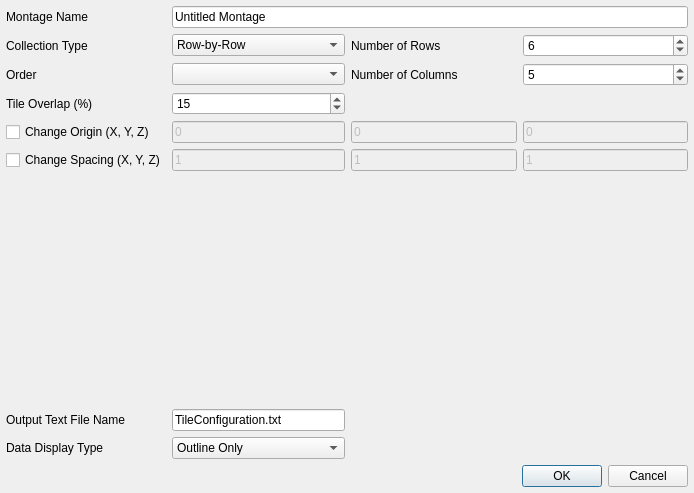
Qt form SIMPLVtkLib/Dialogs/UI_Files/ImportGenericMontageDialog.ui (tplatt77/SIMPLVtkLib) before a commit.
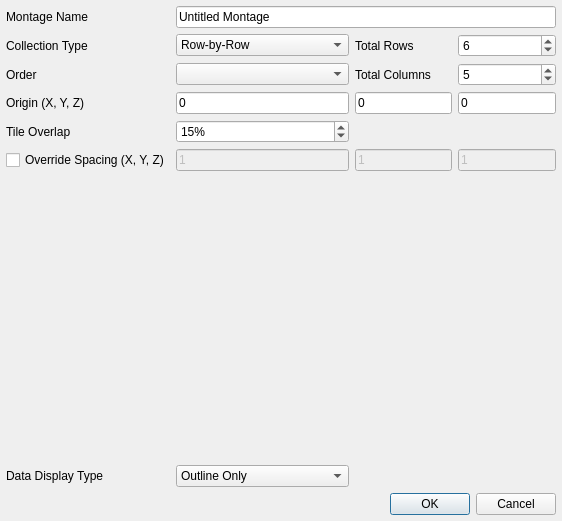
The same form after that commit. Custom widgets are drawn as their Qt base class.

Commit message: Removing unneeded montage dialog inputs, changing names of some other inputs.

Diff of the .ui file:
```diff
--- a/SIMPLVtkLib/Dialogs/UI_Files/ImportGenericMontageDialog.ui
+++ b/SIMPLVtkLib/Dialogs/UI_Files/ImportGenericMontageDialog.ui
@@ -6,8 +6,8 @@
    <rect>
     <x>0</x>
     <y>0</y>
-    <width>694</width>
-    <height>493</height>
+    <width>562</width>
+    <height>521</height>
    </rect>
   </property>
   <property name="windowTitle">
@@ -26,6 +26,101 @@
    <property name="bottomMargin">
     <number>6</number>
    </property>
+   <item row="4" column="1">
+    <widget class="QSpinBox" name="tileOverlapSB">
+     <property name="suffix">
+      <string>%</string>
+     </property>
+     <property name="maximum">
+      <number>100</number>
+     </property>
+     <property name="value">
+      <number>15</number>
+     </property>
+    </widget>
+   </item>
+   <item row="4" column="0">
+    <widget class="QLabel" name="label_3">
+     <property name="text">
+      <string>Tile Overlap</string>
+     </property>
+    </widget>
+   </item>
+   <item row="3" column="1">
+    <widget class="QLineEdit" name="originX">
+     <property name="enabled">
+      <bool>true</bool>
+     </property>
+     <property name="text">
+      <string>0</string>
+     </property>
+    </widget>
+   </item>
+   <item row="3" column="0">
+    <widget class="QLabel" name="label_9">
+     <property name="text">
+      <string>Origin (X, Y, Z)</string>
+     </property>
+    </widget>
+   </item>
+   <item row="2" column="3">
+    <widget class="QSpinBox" name="numOfColsSB">
+     <property name="value">
+      <number>5</number>
+     </property>
+    </widget>
+   </item>
+   <item row="1" column="3">
+    <widget class="QSpinBox" name="numOfRowsSB">
+     <property name="value">
+      <number>6</number>
+     </property>
+    </widget>
+   </item>
+   <item row="0" column="1" colspan="3">
+    <widget class="QLineEdit" name="montageNameLE">
+     <property name="text">
+      <string>Untitled Montage</string>
+     </property>
+    </widget>
+   </item>
+   <item row="9" column="0" colspan="4">
+    <widget class="QDialogButtonBox" name="buttonBox">
+     <property name="orientation">
+      <enum>Qt::Horizontal</enum>
+     </property>
+     <property name="standardButtons">
+      <set>QDialogButtonBox::Cancel|QDialogButtonBox::Ok</set>
+     </property>
+    </widget>
+   </item>
+   <item row="5" column="1">
+    <widget class="QLineEdit" name="spacingY">
+     <property name="enabled">
+      <bool>false</bool>
+     </property>
+     <property name="text">
+      <string>1</string>
+     </property>
+    </widget>
+   </item>
+   <item row="3" column="3">
+    <widget class="QLineEdit" name="originZ">
+     <property name="enabled">
+      <bool>true</bool>
+     </property>
+     <property name="text">
+      <string>0</string>
+     </property>
+    </widget>
+   </item>
+   <item row="5" column="0">
+    <widget class="QCheckBox" name="changeSpacingCB">
+     <property name="text">
+      <string>Override Spacing (X, Y, Z)</string>
+     </property>
+    </widget>
+   </item>
    <item row="6" column="0" colspan="4">
     <widget class="TileListWidget" name="tileListWidget" native="true">
      <property name="minimumSize">
@@ -36,25 +131,41 @@
      </property>
     </widget>
    </item>
-   <item row="10" column="0" colspan="4">
-    <widget class="QDialogButtonBox" name="buttonBox">
-     <property name="orientation">
-      <enum>Qt::Horizontal</enum>
+   <item row="1" column="2">
+    <widget class="QLabel" name="label">
+     <property name="text">
+      <string>Total Rows</string>
      </property>
-     <property name="standardButtons">
-      <set>QDialogButtonBox::Cancel|QDialogButtonBox::Ok</set>
+    </widget>
+   </item>
+   <item row="5" column="3">
+    <widget class="QLineEdit" name="spacingZ">
+     <property name="enabled">
+      <bool>false</bool>
      </property>
+     <property name="text">
+      <string>1</string>
+     </property>
     </widget>
    </item>
-   <item row="0" column="0">
-    <widget class="QLabel" name="label_17">
+   <item row="2" column="1">
+    <widget class="QComboBox" name="orderCB"/>
+   </item>
+   <item row="5" column="2">
+    <widget class="QLineEdit" name="spacingX">
+     <property name="enabled">
+      <bool>false</bool>
+     </property>
      <property name="text">
-      <string>Montage Name</string>
+      <string>1</string>
      </property>
     </widget>
    </item>
    <item row="1" column="1">
     <widget class="QComboBox" name="collectionTypeCB">
+     <property name="sizeAdjustPolicy">
+      <enum>QComboBox::AdjustToContentsOnFirstShow</enum>
+     </property>
      <item>
       <property name="text">
        <string>Row-by-Row</string>
@@ -82,67 +193,27 @@
      </item>
     </widget>
    </item>
-   <item row="5" column="3">
-    <widget class="QLineEdit" name="spacingZ">
-     <property name="enabled">
-      <bool>false</bool>
-     </property>
+   <item row="2" column="2">
+    <widget class="QLabel" name="label_2">
      <property name="text">
-      <string>1</string>
+      <string>Total Columns</string>
      </property>
     </widget>
    </item>
-   <item row="5" column="0">
-    <widget class="QCheckBox" name="changeSpacingCB">
-     <property name="text">
-      <string>Change Spacing (X, Y, Z)</string>
-     </property>
-    </widget>
-   </item>
-   <item row="3" column="0">
-    <widget class="QLabel" name="label_3">
-     <property name="text">
-      <string>Tile Overlap (%)</string>
-     </property>
-    </widget>
-   </item>
-   <item row="3" column="1">
-    <widget class="QSpinBox" name="tileOverlapSB">
-     <property name="maximum">
-      <number>100</number>
-     </property>
-     <property name="value">
-      <number>15</number>
-     </property>
-    </widget>
-   </item>
-   <item row="4" column="2">
+   <item row="3" column="2">
     <widget class="QLineEdit" name="originY">
      <property name="enabled">
-      <bool>false</bool>
+      <bool>true</bool>
      </property>
      <property name="text">
       <string>0</string>
      </property>
     </widget>
    </item>
-   <item row="5" column="1">
-    <widget class="QLineEdit" name="spacingY">
-     <property name="enabled">
-      <bool>false</bool>
-     </property>
+   <item row="0" column="0">
+    <widget class="QLabel" name="label_17">
      <property name="text">
-      <string>1</string>
-     </property>
-    </widget>
-   </item>
-   <item row="4" column="1">
-    <widget class="QLineEdit" name="originX">
-     <property name="enabled">
-      <bool>false</bool>
-     </property>
-     <property name="text">
-      <string>0</string>
+      <string>Montage Name</string>
      </property>
     </widget>
    </item>
@@ -153,78 +224,6 @@
      </property>
     </widget>
    </item>
-   <item row="5" column="2">
-    <widget class="QLineEdit" name="spacingX">
-     <property name="enabled">
-      <bool>false</bool>
-     </property>
-     <property name="text">
-      <string>1</string>
-     </property>
-    </widget>
-   </item>
-   <item row="8" column="0">
-    <widget class="QLabel" name="label_6">
-     <property name="text">
-      <string>Output Text File Name</string>
-     </property>
-    </widget>
-   </item>
-   <item row="2" column="3">
-    <widget class="QSpinBox" name="numOfColsSB">
-     <property name="value">
-      <number>5</number>
-     </property>
-    </widget>
-   </item>
-   <item row="1" column="2">
-    <widget class="QLabel" name="label">
-     <property name="text">
-      <string>Number of Rows</string>
-     </property>
-    </widget>
-   </item>
-   <item row="2" column="2">
-    <widget class="QLabel" name="label_2">
-     <property name="text">
-      <string>Number of Columns</string>
-     </property>
-    </widget>
-   </item>
-   <item row="0" column="1" colspan="3">
-    <widget class="QLineEdit" name="montageNameLE">
-     <property name="text">
-      <string>Untitled Montage</string>
-     </property>
-    </widget>
-   </item>
-   <item row="4" column="0">
-    <widget class="QCheckBox" name="changeOriginCB">
-     <property name="text">
-      <string>Change Origin (X, Y, Z)</string>
-     </property>
-    </widget>
-   </item>
-   <item row="8" column="1">
-    <widget class="QLineEdit" name="outputTextFileNameLE">
-     <property name="text">
-      <string>TileConfiguration.txt</string>
-     </property>
-    </widget>
-   </item>
-   <item row="4" column="3">
-    <widget class="QLineEdit" name="originZ">
-     <property name="enabled">
-      <bool>false</bool>
-     </property>
-     <property name="text">
-      <string>0</string>
-     </property>
-    </widget>
-   </item>
-   <item row="2" column="1">
-    <widget class="QComboBox" name="orderCB"/>
-   </item>
    <item row="2" column="0">
     <widget class="QLabel" name="label_5">
      <property name="text">
@@ -232,21 +231,7 @@
      </property>
     </widget>
    </item>
-   <item row="1" column="3">
-    <widget class="QSpinBox" name="numOfRowsSB">
-     <property name="value">
-      <number>6</number>
-     </property>
-    </widget>
-   </item>
-   <item row="9" column="0">
-    <widget class="QLabel" name="label_7">
-     <property name="text">
-      <string>Data Display Type</string>
-     </property>
-    </widget>
-   </item>
-   <item row="9" column="1">
+   <item row="8" column="1">
     <widget class="QComboBox" name="dataDisplayTypeCB">
      <item>
       <property name="text">
@@ -255,16 +240,23 @@
      </item>
      <item>
       <property name="text">
-       <string>Side-By-Side</string>
+       <string>Individual Tiles</string>
       </property>
      </item>
      <item>
       <property name="text">
-       <string>Montage</string>
+       <string>Stitched Montage</string>
       </property>
      </item>
     </widget>
    </item>
+   <item row="8" column="0">
+    <widget class="QLabel" name="label_7">
+     <property name="text">
+      <string>Data Display Type</string>
+     </property>
+    </widget>
+   </item>
   </layout>
  </widget>
  <customwidgets>
```
The commit also changes 10 other files.
